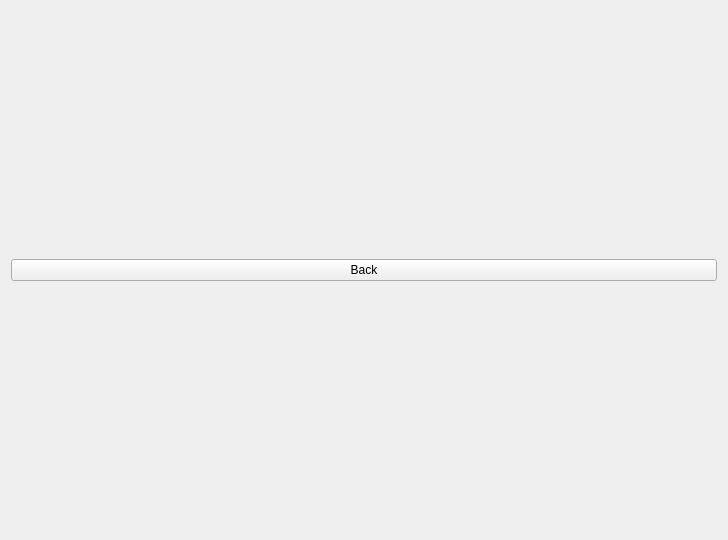
Above: options.ui from eharquin/babyfut before the change. Below: the same form after it.
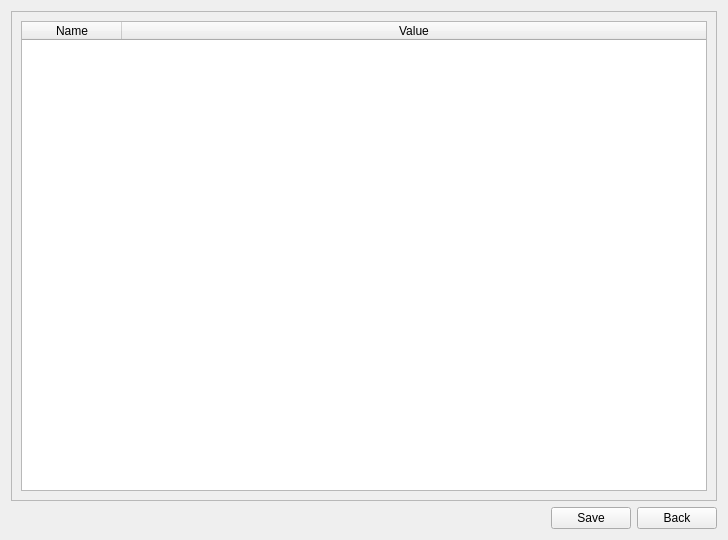
That is the form after the change.

The edit to the form file:
```diff
--- a/options.ui
+++ b/options.ui
@@ -13,14 +13,83 @@
   <property name="windowTitle">
    <string>Form</string>
   </property>
-  <layout class="QGridLayout" name="gridLayout">
-   <item row="0" column="0">
-    <widget class="QPushButton" name="btnBack">
-     <property name="text">
-      <string>Back</string>
+  <layout class="QVBoxLayout" name="verticalLayout">
+   <item>
+    <widget class="QScrollArea" name="scrollArea">
+     <property name="widgetResizable">
+      <bool>true</bool>
      </property>
+     <widget class="QWidget" name="scrollAreaWidgetContents">
+      <property name="geometry">
+       <rect>
+        <x>0</x>
+        <y>0</y>
+        <width>712</width>
+        <height>482</height>
+       </rect>
+      </property>
+      <layout class="QVBoxLayout" name="verticalLayout_2">
+       <item>
+        <widget class="QTableWidget" name="options">
+         <property name="showGrid">
+          <bool>true</bool>
+         </property>
+         <attribute name="horizontalHeaderVisible">
+          <bool>true</bool>
+         </attribute>
+         <attribute name="horizontalHeaderStretchLastSection">
+          <bool>true</bool>
+         </attribute>
+         <attribute name="verticalHeaderVisible">
+          <bool>false</bool>
+         </attribute>
+         <column>
+          <property name="text">
+           <string>Name</string>
+          </property>
+         </column>
+         <column>
+          <property name="text">
+           <string>Value</string>
+          </property>
+         </column>
+        </widget>
+       </item>
+      </layout>
+     </widget>
     </widget>
    </item>
+   <item>
+    <layout class="QHBoxLayout" name="horizontalLayout">
+     <item>
+      <spacer name="horizontalSpacer">
+       <property name="orientation">
+        <enum>Qt::Horizontal</enum>
+       </property>
+       <property name="sizeHint" stdset="0">
+        <size>
+         <width>40</width>
+         <height>20</height>
+        </size>
+       </property>
+      </spacer>
+     </item>
+     <item>
+      <widget class="QPushButton" name="btnSave">
+       <property name="text">
+        <string>Save</string>
+       </property>
+      </widget>
+     </item>
+     <item>
+      <widget class="QPushButton" name="btnBack">
+       <property name="text">
+        <string>Back</string>
+       </property>
+      </widget>
+     </item>
+    </layout>
+   </item>
   </layout>
  </widget>
  <resources/>
```
Left out of the diff: 4 changed lines with no effect on the pictures.
